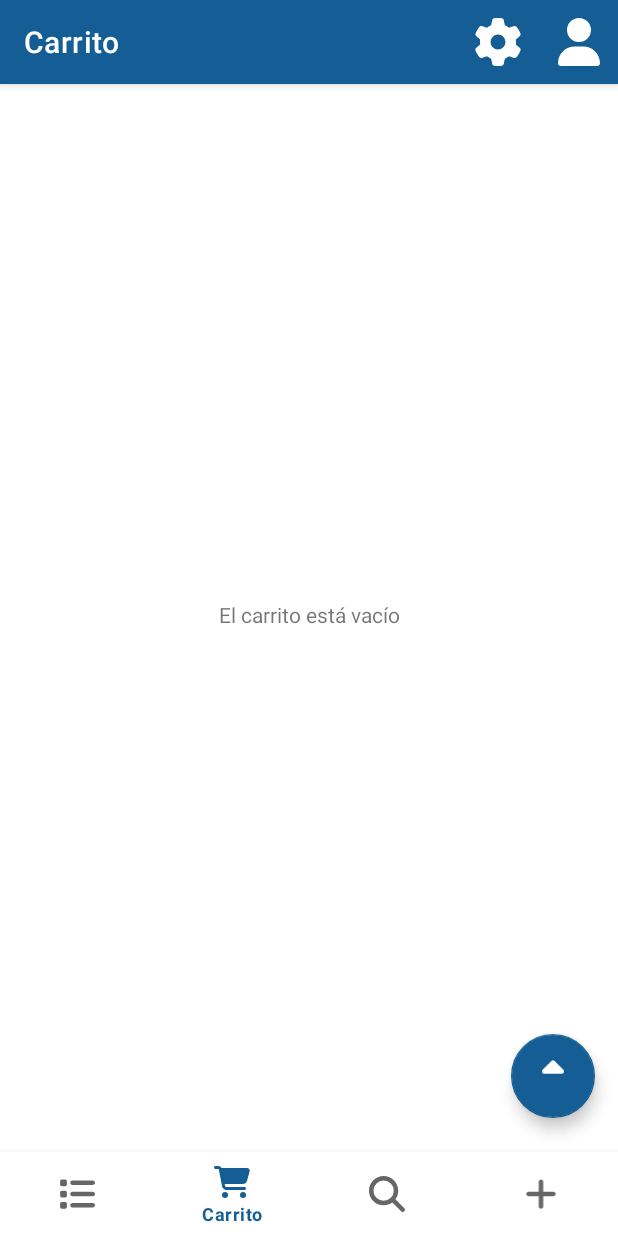
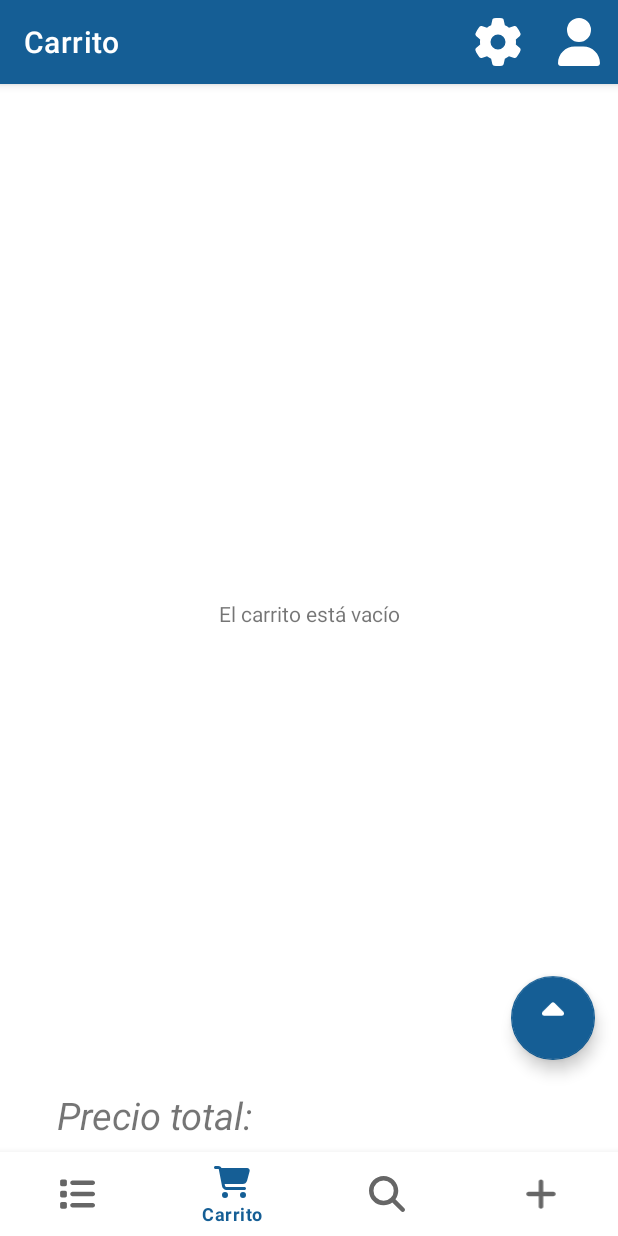
Before and after one commit to kinire98/integration_proyect, an Android app: the ShoppingCartFragment screen opened through its navigation route, on a phone screen of 412 x 824 dp. Run offline under Robolectric (Android 15) with nearby library versions, the phone set to English and light mode, and no system bars; our stand-ins replace navigation-ui; libraries missing offline, so code that uses them is left out: io.shubh.superiortoastlibrary; 11 statements that could not run were skipped.

Commit message:
feat: price tag added in shopping cart

```diff
--- a/Android/app/src/main/java/com/kinire/proyectointegrador/android/controllers/activities/ProductActionActivityController.java
+++ b/Android/app/src/main/java/com/kinire/proyectointegrador/android/controllers/activities/ProductActionActivityController.java
@@ -64,6 +64,7 @@ public class ProductActionActivityController implements View.OnClickListener {
             ShoppingCartFragmentController.changeProduct(activity.getProduct(), amount, position);
             activity.finish();
             ShoppingCartFragmentController.refreshData();
+            ShoppingCartFragmentController.updatePrice();
         } else {
             ShoppingCartFragmentController.addProduct(activity.getProduct(), amount);
             activity.finish();
--- a/Android/app/src/main/java/com/kinire/proyectointegrador/android/controllers/fragments/ShoppingCartFragmentController.java
+++ b/Android/app/src/main/java/com/kinire/proyectointegrador/android/controllers/fragments/ShoppingCartFragmentController.java
@@ -24,7 +24,7 @@ import java.time.LocalDate;
 
 public class ShoppingCartFragmentController implements AdapterView.OnItemClickListener, View.OnClickListener {
 
-    private final ShoppingCartFragment fragment;
+    private static ShoppingCartFragment fragment;
 
     private static ShoppingCartViewModel viewModel;
 
@@ -44,9 +44,9 @@ public class ShoppingCartFragmentController implements AdapterView.OnItemClickLi
 
     public ShoppingCartFragmentController(ShoppingCartFragment fragment, ShoppingCartViewModel viewModel) {
         this.fragment = fragment;
-        this.viewModel = viewModel;
-        this.viewModel.setData(purchase);
-        this.viewModel.setEmptyMessage(fragment.getString(R.string.empty_shopping_cart));
+        ShoppingCartFragmentController.viewModel = viewModel;
+        ShoppingCartFragmentController.viewModel.setData(purchase);
+        ShoppingCartFragmentController.viewModel.setEmptyMessage(fragment.getString(R.string.empty_shopping_cart));
         this.showPurchasesButtons = false;
         this.sharedPreferencesManager = new SharedPreferencesManager(fragment.requireContext());
         this.PRODUCT_PARCELABLE_KEY = fragment.getString(R.string.product_parcelable_key);
@@ -59,6 +59,14 @@ public class ShoppingCartFragmentController implements AdapterView.OnItemClickLi
     }
     public static void changeProduct(Product product, int amount, int position) {
         purchase.getShoppingCartItems().set(position, new ShoppingCartItem(product, amount));
+    }
+
+    /**
+     * Este metodo debe ser llamado con MUCHO cuidado.
+     * Se tiene que haber asegurado que se haya abierto el fragmento del carrito por lo menos una vez
+     */
+    public static void updatePrice() {
+        fragment.setTotalPriceText(purchase.getTotalPrice());
     }
 
     @Override
--- a/Android/app/src/main/java/com/kinire/proyectointegrador/android/ui/fragments/cart/ShoppingCartFragment.java
+++ b/Android/app/src/main/java/com/kinire/proyectointegrador/android/ui/fragments/cart/ShoppingCartFragment.java
@@ -18,6 +18,7 @@ import com.kinire.proyectointegrador.android.adapters.ShopingCartAdapter;
 import com.kinire.proyectointegrador.android.controllers.fragments.ShoppingCartFragmentController;
 import com.kinire.proyectointegrador.android.databinding.FragmentShoppingCartBinding;
 
+import java.util.Locale;
 import java.util.Objects;
 
 import io.shubh.superiortoastlibrary.SuperiorToastWithHeadersPreDesigned;
@@ -36,6 +37,8 @@ public class ShoppingCartFragment extends Fragment {
     private TextView emptyPurchaseText;
 
     private TextView noProductsText;
+
+    private TextView totalPriceText;
 
     private ShoppingCartViewModel viewModel;
 
@@ -56,7 +59,7 @@ public class ShoppingCartFragment extends Fragment {
         View root = binding.getRoot();
         this.initalizeElements();
         this.setListeners();
-        this.setAdapter();
+        this.setObservers();
         return root;
     }
 
@@ -69,8 +72,10 @@ public class ShoppingCartFragment extends Fragment {
         this.emptyPurchaseText = binding.deleteShoppingCartDescriptor;
         this.noProductsText = binding.shoppingCartListEmpty;
         this.shoppingList = binding.shoppingCartList;
+        this.totalPriceText = binding.totalPriceField;
         this.SUCCESS_SAVED_PURCHASE_MESSAGE = getString(R.string.purchase_saved_succesfully);
         this.controller = new ShoppingCartFragmentController(this, viewModel);
+        this.controller.updatePrice();
     }
 
     private void setListeners() {
@@ -81,7 +86,7 @@ public class ShoppingCartFragment extends Fragment {
         this.shoppingList.setOnItemClickListener(controller);
     }
 
-    public void setAdapter() {
+    public void setObservers() {
         viewModel.getData().observe(getViewLifecycleOwner(), purchase -> {
             if(adapter == null) {
                 adapter = new ShopingCartAdapter(getContext(), R.layout.shopping_cart_item_layout, purchase);
@@ -130,6 +135,14 @@ public class ShoppingCartFragment extends Fragment {
         });
     }
 
+    public void setTotalPriceText(float price) {
+        if(price == 0.0f) {
+            this.totalPriceText.setText(null);
+        } else {
+            this.totalPriceText.setText(String.format(Locale.getDefault(), "%.2f€", price));
+        }
+    }
+
     @Override
     public void onDestroyView() {
         super.onDestroyView();
--- a/Android/app/src/main/res/layout/fragment_shopping_cart.xml
+++ b/Android/app/src/main/res/layout/fragment_shopping_cart.xml
@@ -12,6 +12,13 @@
         android:layout_width="match_parent"
         android:layout_height="match_parent"
         app:layout_constraintGuide_percent=".92"
+        />
+    <androidx.constraintlayout.widget.Guideline
+        android:id="@+id/grid_bottom"
+        android:orientation="horizontal"
+        android:layout_width="match_parent"
+        android:layout_height="match_parent"
+        app:layout_constraintGuide_percent=".87"
         />
     <GridView
         android:id="@+id/shopping_cart_list"
@@ -36,7 +43,7 @@
         android:layout_width="wrap_content"
         android:layout_height="wrap_content"
         android:contentDescription="@string/content_description_show_shopping_cart_options"
-        app:layout_constraintBottom_toBottomOf="@id/bottom"
+        app:layout_constraintBottom_toBottomOf="@id/grid_bottom"
         app:layout_constraintEnd_toEndOf="parent"
         android:layout_marginHorizontal="15dp"
         android:layout_marginVertical="17dp"
@@ -66,7 +73,7 @@
         android:layout_marginVertical="17dp"
         android:text="@string/save_purchase"
         android:textSize="17sp"
-        android:textColor="@color/black"
+        android:textColor="?attr/colorOnContainer"
         android:visibility="invisible"
         />
     <com.google.android.material.floatingactionbutton.FloatingActionButton
@@ -92,8 +99,33 @@
         android:layout_marginVertical="17dp"
         android:text="@string/empty_purchase"
         android:textSize="17sp"
-        android:textColor="@color/black"
+        android:textColor="?attr/colorOnContainer"
         android:visibility="invisible"
+        />
+    <TextView
+        android:id="@+id/total_price_label"
+        android:layout_width="0dp"
+        android:layout_height="0dp"
+        app:layout_constraintTop_toTopOf="@id/grid_bottom"
+        app:layout_constraintBottom_toBottomOf="@id/bottom"
+        app:layout_constraintStart_toStartOf="parent"
+        app:layout_constraintEnd_toStartOf="@id/total_price_field"
+        android:gravity="center"
+        android:textStyle="italic"
+        android:text="@string/total_price"
+        android:textSize="25sp"
+        />
+    <TextView
+        android:id="@+id/total_price_field"
+        android:layout_width="0dp"
+        android:layout_height="0dp"
+        app:layout_constraintTop_toTopOf="@id/grid_bottom"
+        app:layout_constraintBottom_toBottomOf="@id/bottom"
+        app:layout_constraintStart_toEndOf="@id/total_price_label"
+        app:layout_constraintEnd_toEndOf="parent"
+        android:gravity="center"
+        android:textStyle="bold"
+        android:textSize="25sp"
         />
 
 </androidx.constraintlayout.widget.ConstraintLayout>
--- a/Android/app/src/main/res/values-night/themes.xml
+++ b/Android/app/src/main/res/values-night/themes.xml
@@ -6,12 +6,13 @@
         <item name="colorPrimaryVariant">@color/main_blue</item>
         <item name="colorOnPrimary">@color/main_blue</item>
         <!-- Secondary brand color. -->
-        <item name="colorSecondary">@color/secondary_contrast</item>
-        <item name="colorSecondaryVariant">@color/main_contrast</item>
+        <item name="colorSecondary">@color/main_blue</item>
+        <item name="colorSecondaryVariant">@color/secondary_blue</item>
         <item name="colorOnSecondary">@color/white</item>
         <!-- Status bar color. -->
         <item name="android:statusBarColor">?attr/colorPrimaryVariant</item>
         <!-- Customize your theme here. -->
+        <item name="colorOnContainer">@color/white</item>
 
         <item name="android:padding">0dp</item>
         <item name="actionBarStyle">@style/CustomActionBarStyle</item>
--- a/Android/app/src/main/res/values/strings.xml
+++ b/Android/app/src/main/res/values/strings.xml
@@ -17,7 +17,7 @@
     <string name="create_password_button">Guardar contraseña</string>
     <string name="write_password_button">Comprobar contraseña</string>
     <string name="incorrect_password">Contraseña incorrecta</string>
-    <string name="purchase_saved_succesfully">Compra guardada con éxito</string>
+    <string name="purchase_saved_succesfully">Compra guardada</string>
     <string name="empty_shopping_cart">El carrito está vacío</string>
     <string name="change_product">Cambiar producto</string>
     <string name="change_product_menu_bar">Cambiar producto: </string>
@@ -29,6 +29,7 @@
     <string name="content_description_save_purchase">Guardar compra en la base de datos</string>
     <string name="save_purchase">Guardar compra</string>
     <string name="empty_purchase">Vaciar compra</string>
+    <string name="total_price">Precio total:</string>
     <string name="shared_preferences_key">4b2c3564-f6f7-4837-83da-33a9f1efcfbf</string>
     <string name="user_shared_preferences_key">1674597a-8ec0-48b9-adb2-4420fdbfae6</string>
     <string name="product_parcelable_key">c8117227-4702-4f62-bf1e-ba339e6e12e</string>
--- a/Android/app/src/main/res/values/themes.xml
+++ b/Android/app/src/main/res/values/themes.xml
@@ -13,6 +13,7 @@
         <item name="android:statusBarColor">?attr/colorPrimary</item>
         <item name="android:windowTranslucentStatus">false</item>
         <!-- Customize your theme here. -->
+        <item name="colorOnContainer">@color/black</item>
         <item name="android:padding">0dp</item>
     </style>
 </resources>
```
Also changed, not shown: Android/app/src/main/java/com/kinire/proyectointegrador/android/adapters/PurchaseHistoryAdapter.java (added, +48 -0 lines), Android/app/src/main/java/com/kinire/proyectointegrador/android/controllers/fragments/HistoryPurchaseFragmentController.java (added, +34 -0 lines), Android/app/src/main/java/com/kinire/proyectointegrador/android/ui/fragments/history/HistoryPurchaseViewModel.java (+11 -0 lines), Android/app/src/main/res/layout/fragment_history_purchase.xml (+22 -6 lines).
